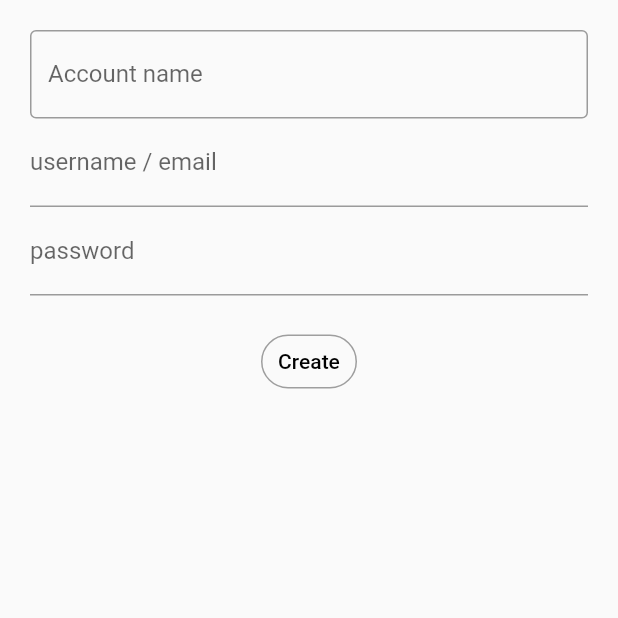
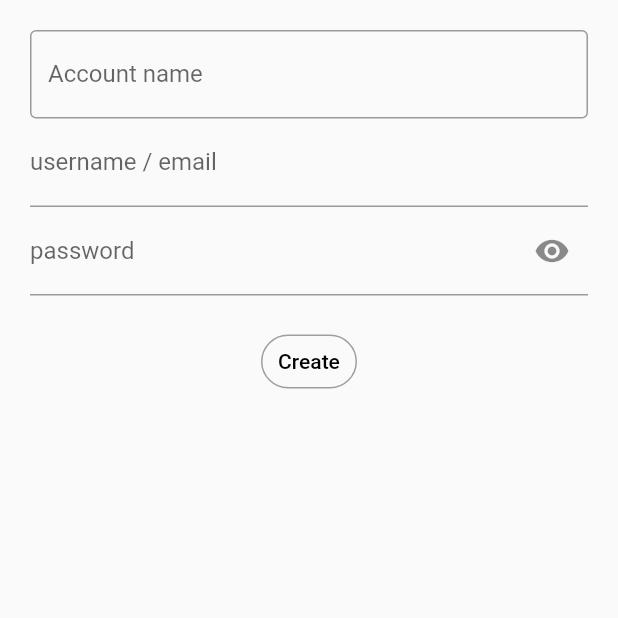
Before and after one commit to vinayakvivek/saver, a Flutter app: the HomeScreen screen opened directly, after a tap on the "add" icon, on a phone screen of 412 x 824 dp, the top half of it. Run offline on Flutter 3.47's test engine with Material 2 defaults, Android fonts, the phone set to English and light mode, and no system bars; our stand-ins replace flutter_hooks, hive, hive_flutter, hooks_riverpod, local_auth; accounts and stored records are empty.

Commit message:
Update AddAccountForm to update account

```diff
--- a/lib/screens/add_account_screen.dart
+++ b/lib/screens/add_account_screen.dart
@@ -4,17 +4,23 @@ import 'package:saver/account.dart';
 import 'package:saver/boxes.dart';
 
 class AddAccountForm extends HookWidget {
-  const AddAccountForm({Key? key}) : super(key: key);
+  const AddAccountForm({Key? key, this.account}) : super(key: key);
+  final Account? account;
 
   @override
   Widget build(BuildContext context) {
-    final name = useState("");
-    final username = useState("");
-    final password = useState("");
+    final name = useState(account?.name ?? '');
+    final username = useState(account?.username ?? '');
+    final password = useState(account?.password ?? '');
+    final nameController = useTextEditingController(text: name.value);
+    final usernameController = useTextEditingController(text: username.value);
+    final passwordController = useTextEditingController(text: password.value);
+    final showPassword = useState(false);
     return Column(
       crossAxisAlignment: CrossAxisAlignment.start,
       children: <Widget>[
         TextFormField(
+          controller: nameController,
           decoration: const InputDecoration(
             border: OutlineInputBorder(),
             labelText: 'Account name',
@@ -22,6 +28,7 @@ class AddAccountForm extends HookWidget {
           onChanged: (value) => name.value = value,
         ),
         TextFormField(
+          controller: usernameController,
           decoration: const InputDecoration(
             border: UnderlineInputBorder(),
             labelText: 'username / email',
@@ -29,12 +36,20 @@ class AddAccountForm extends HookWidget {
           onChanged: (value) => username.value = value,
         ),
         TextFormField(
-          decoration: const InputDecoration(
-            border: UnderlineInputBorder(),
+          controller: passwordController,
+          decoration: InputDecoration(
+            border: const UnderlineInputBorder(),
             labelText: 'password',
+            suffixIcon: IconButton(
+              onPressed: () {
+                showPassword.value = !showPassword.value;
+              },
+              icon: Icon(
+                  showPassword.value ? Icons.visibility_off : Icons.visibility),
+            ),
           ),
           onChanged: (value) => password.value = value,
-          obscureText: true,
+          obscureText: !showPassword.value,
         ),
         const SizedBox(height: 20),
         Center(
@@ -48,18 +63,26 @@ class AddAccountForm extends HookWidget {
               ),
             ),
             onPressed: () {
-              final account = Account(
-                name: name.value,
-                username: username.value,
-                password: password.value,
-              );
-              final box = Boxes.getAccounts();
-              box.add(account);
+              if (account != null) {
+                account?.name = name.value;
+                account?.username = username.value;
+                account?.password = password.value;
+                account?.save();
+              } else {
+                final newAccount = Account(
+                  name: name.value,
+                  username: username.value,
+                  password: password.value,
+                );
+                final box = Boxes.getAccounts();
+                box.add(newAccount);
+              }
+
               Navigator.pop(context);
             },
-            child: const Text(
-              'Create',
-              style: TextStyle(color: Colors.black),
+            child: Text(
+              account == null ? 'Create' : 'Update',
+              style: const TextStyle(color: Colors.black),
             ),
           ),
         )
@@ -69,15 +92,16 @@ class AddAccountForm extends HookWidget {
 }
 
 class AddAccountScreen extends StatelessWidget {
-  const AddAccountScreen({Key? key}) : super(key: key);
+  const AddAccountScreen({Key? key, this.account}) : super(key: key);
+  final Account? account;
 
   @override
   Widget build(BuildContext context) {
-    return const Scaffold(
+    return Scaffold(
       body: SafeArea(
         child: Padding(
-          padding: EdgeInsets.all(20.0),
-          child: AddAccountForm(),
+          padding: const EdgeInsets.all(20.0),
+          child: AddAccountForm(account: account),
         ),
       ),
     );
--- a/lib/screens/home_screen.dart
+++ b/lib/screens/home_screen.dart
@@ -15,7 +15,9 @@ class AccountTile extends HookConsumerWidget {
   Widget build(BuildContext context, WidgetRef ref) {
     final localAuth = ref.read(localAuthProvider);
     final showPassword = useState(false);
-    return ListTile(
+    return Padding(
+      padding: const EdgeInsets.all(8.0),
+      child: ListTile(
         title: Text(account.name),
         subtitle: Column(
           crossAxisAlignment: CrossAxisAlignment.start,
@@ -36,6 +38,18 @@ class AccountTile extends HookConsumerWidget {
             showPassword.value = true;
           }
         },
+        tileColor: Colors.grey[200],
+        trailing: IconButton(
+            onPressed: () {
+              Navigator.push(
+                context,
+                MaterialPageRoute(
+                  builder: (context) => AddAccountScreen(account: account),
+                ),
+              );
+            },
+            icon: const Icon(Icons.edit)),
+      ),
     );
   }
 }
```
Lines whose indentation alone changed are shown as unchanged.
